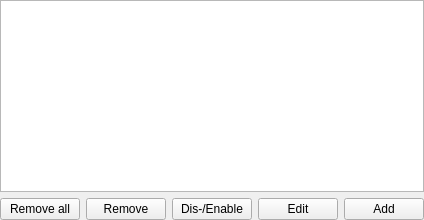
Qt form src/formconditions.ui (DUzzL/Seed-Atlas) before a commit.
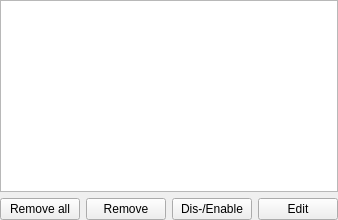
The same form after that commit.

Commit message:
Seed Atlas 4.3.dev0: terrain map, quick filters, review fixes
- Fix lost session results on start and on resumed searches
- Fix mineshaft, biome center and large-radius search conditions
- Fix image export, updater uninstaller check, tile recolor races
- Build the engine with -O3 and strict float rounding; header deps
- Replace deprecated Qt APIs; warning-free build
- Disable the terrain map before Minecraft 1.18

What changed in the file:
```diff
--- a/src/formconditions.ui
+++ b/src/formconditions.ui
@@ -84,13 +84,6 @@
        </property>
       </widget>
      </item>
-     <item>
-      <widget class="QPushButton" name="buttonAddFilter">
-       <property name="text">
-        <string>Add</string>
-       </property>
-      </widget>
-     </item>
     </layout>
    </item>
   </layout>
```
The commit also changes 150 other files.
